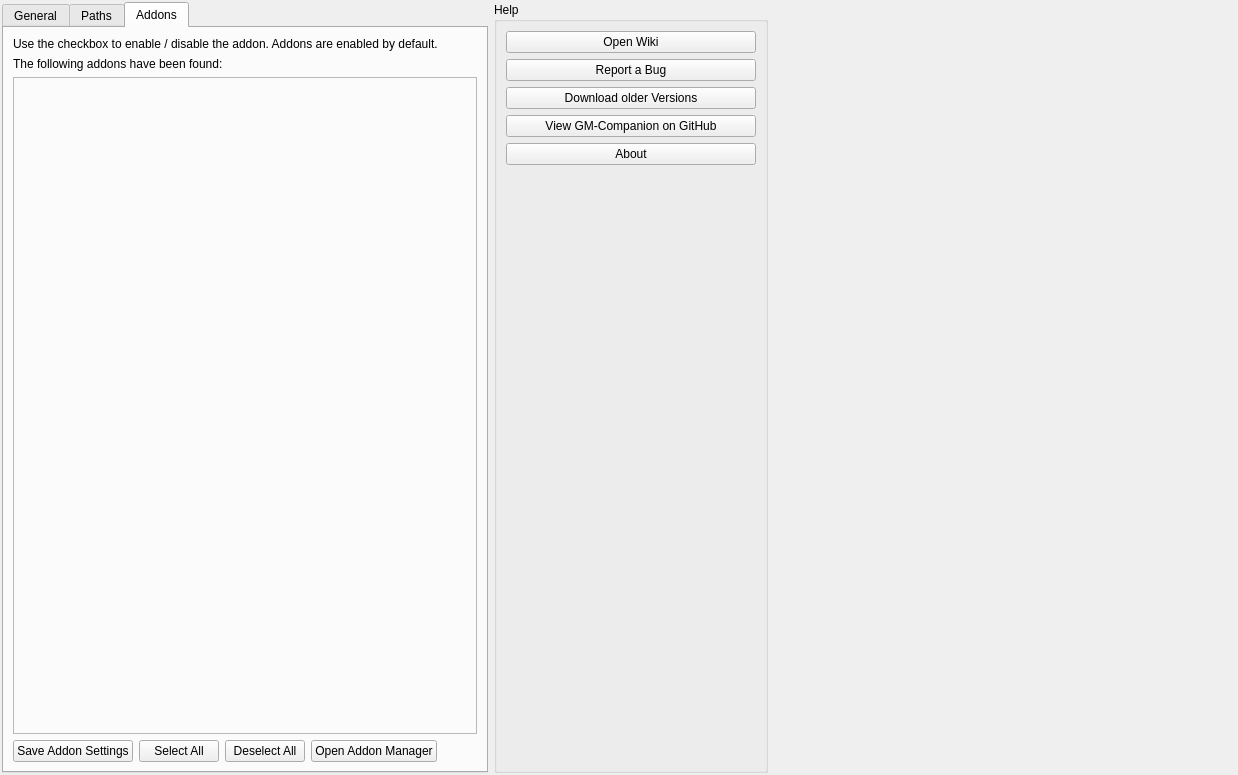
Before: the Qt Designer form gm-companion/settings/optionsdialog.ui in PhilInTheGaps/GM-Companion, drawn with Qt 5.
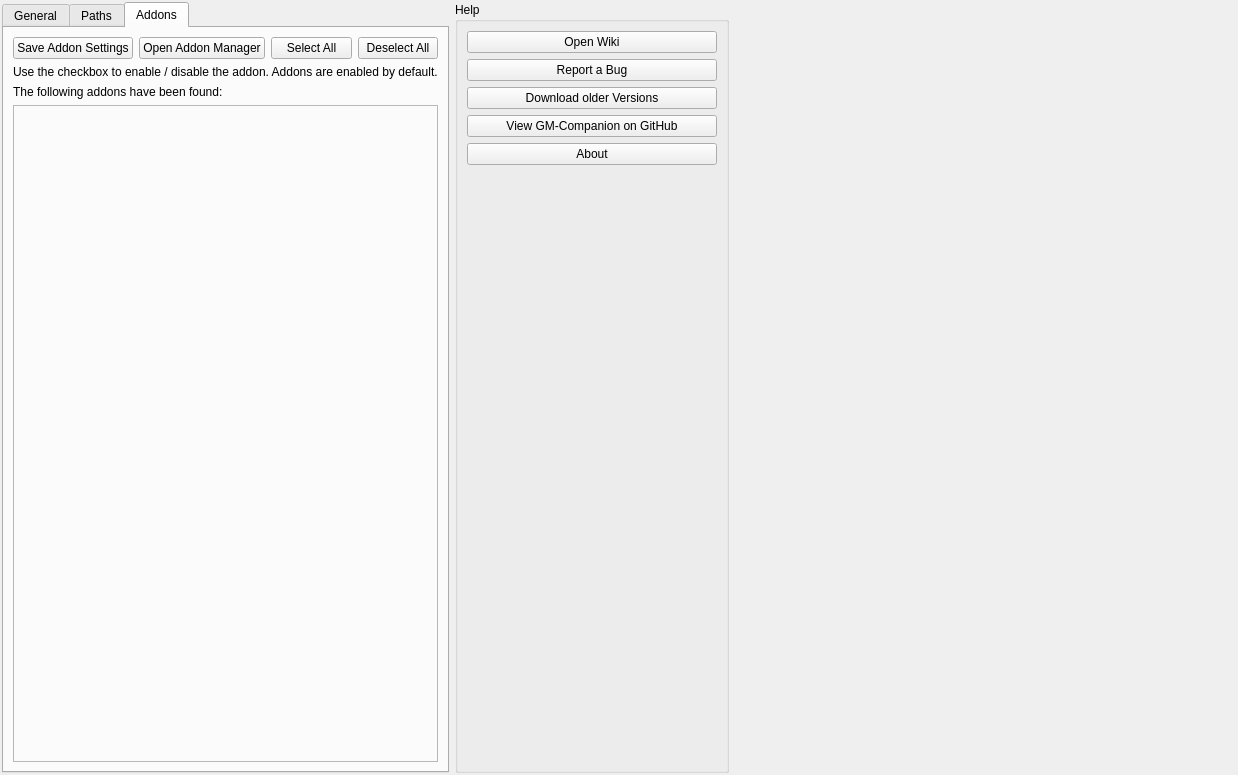
After: the same form once the commit is applied. The open tabs and pages were chosen to show the change. Icons and pictures are not drawn.

Commit message: Tool labels can now be toggled live in the options menu

The edit to the form file:
```diff
--- a/gm-companion/settings/optionsdialog.ui
+++ b/gm-companion/settings/optionsdialog.ui
@@ -461,6 +461,44 @@
        <string>Addons</string>
       </attribute>
       <layout class="QVBoxLayout" name="verticalLayout_4">
+       <item>
+        <layout class="QHBoxLayout" name="horizontalLayout">
+         <item>
+          <widget class="QPushButton" name="pushButton_saveAddons">
+           <property name="text">
+            <string>Save Addon Settings</string>
+           </property>
+          </widget>
+         </item>
+         <item>
+          <widget class="QPushButton" name="addonManagerButton">
+           <property name="sizePolicy">
+            <sizepolicy hsizetype="Maximum" vsizetype="Fixed">
+             <horstretch>0</horstretch>
+             <verstretch>0</verstretch>
+            </sizepolicy>
+           </property>
+           <property name="text">
+            <string>Open Addon Manager</string>
+           </property>
+          </widget>
+         </item>
+         <item>
+          <widget class="QPushButton" name="selectAll">
+           <property name="text">
+            <string>Select All</string>
+           </property>
+          </widget>
+         </item>
+         <item>
+          <widget class="QPushButton" name="deselectAll">
+           <property name="text">
+            <string>Deselect All</string>
+           </property>
+          </widget>
+         </item>
+        </layout>
+       </item>
        <item>
         <widget class="QLabel" name="label_7">
          <property name="text">
@@ -498,57 +536,6 @@
          <layout class="QVBoxLayout" name="verticalLayout_5"/>
         </widget>
        </item>
-       <item>
-        <layout class="QHBoxLayout" name="horizontalLayout">
-         <item>
-          <widget class="QPushButton" name="pushButton_saveAddons">
-           <property name="text">
-            <string>Save Addon Settings</string>
-           </property>
-          </widget>
-         </item>
-         <item>
-          <widget class="QPushButton" name="selectAll">
-           <property name="text">
-            <string>Select All</string>
-           </property>
-          </widget>
-         </item>
-         <item>
-          <widget class="QPushButton" name="deselectAll">
-           <property name="text">
-            <string>Deselect All</string>
-           </property>
-          </widget>
-         </item>
-         <item>
-          <widget class="QPushButton" name="addonManagerButton">
-           <property name="sizePolicy">
-            <sizepolicy hsizetype="Maximum" vsizetype="Fixed">
-             <horstretch>0</horstretch>
-             <verstretch>0</verstretch>
-            </sizepolicy>
-           </property>
-           <property name="text">
-            <string>Open Addon Manager</string>
-           </property>
-          </widget>
-         </item>
-         <item>
-          <spacer name="horizontalSpacer">
-           <property name="orientation">
-            <enum>Qt::Horizontal</enum>
-           </property>
-           <property name="sizeHint" stdset="0">
-            <size>
-             <width>40</width>
-             <height>20</height>
-            </size>
-           </property>
-          </spacer>
-         </item>
-        </layout>
-       </item>
       </layout>
      </widget>
     </widget>
```
The commit also changes 3 other files.
